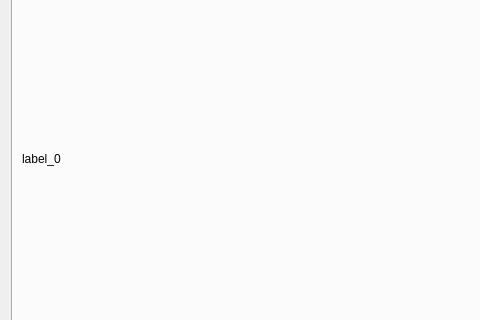
podkidyshev/health-weather_correlation, file src/main/python/ui/frame_sample.ui: the form before one commit; both pictures show x 0 to 480 and y 157 to 477 of the 620 by 579 pixel window.
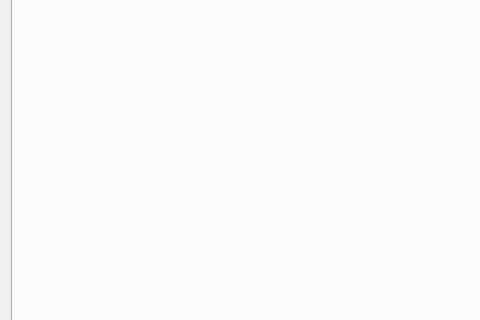
The form after the commit. The open tabs and pages were chosen to show the change.

Patch:
```diff
--- a/src/main/python/ui/frame_sample.ui
+++ b/src/main/python/ui/frame_sample.ui
@@ -156,21 +156,7 @@
       <attribute name="title">
        <string>Без нагрузки</string>
       </attribute>
-      <layout class="QGridLayout" name="gridLayout">
-       <item row="0" column="0">
-        <widget class="QLabel" name="label_0">
-         <property name="minimumSize">
-          <size>
-           <width>200</width>
-           <height>200</height>
-          </size>
-         </property>
-         <property name="text">
-          <string>label_0</string>
-         </property>
-        </widget>
-       </item>
-      </layout>
+      <layout class="QVBoxLayout" name="verticalLayout_7"/>
      </widget>
      <widget class="QWidget" name="tab_factor_1">
       <attribute name="title">
```
Left out of the diff: 32 changed lines with no effect on the pictures.
